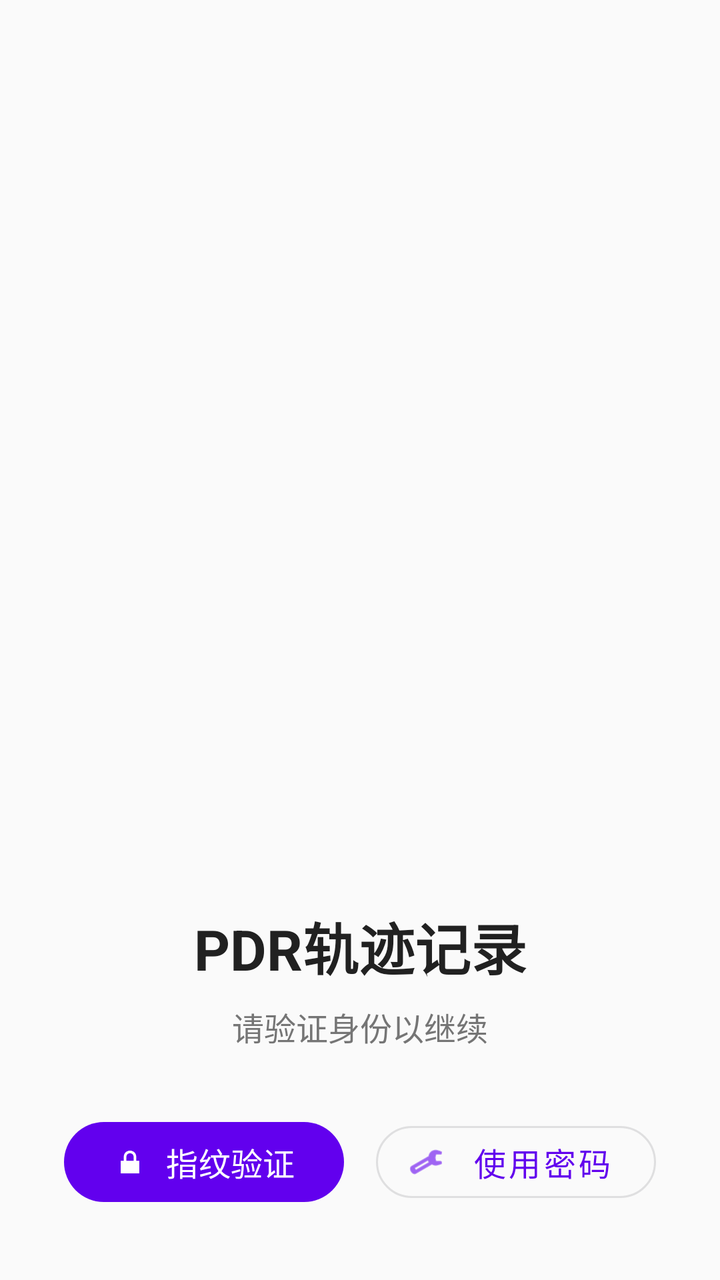
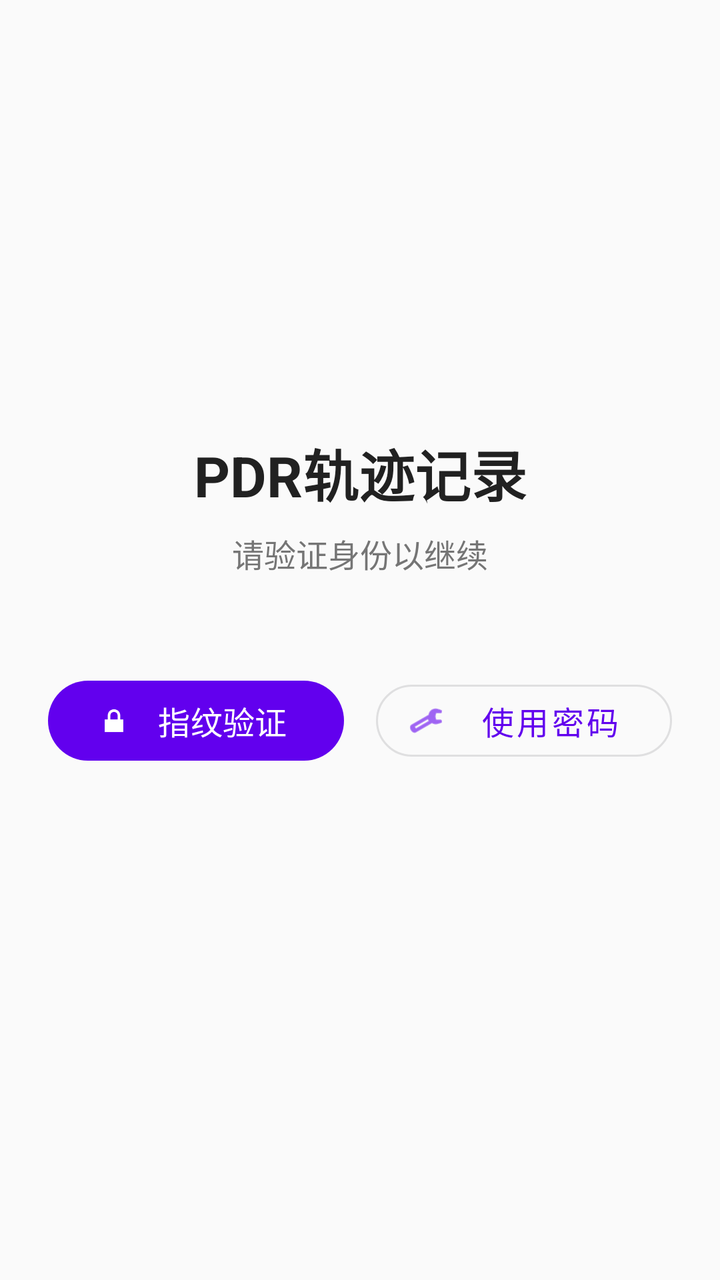

Two renders of the same Android screen: before a commit and after it. Below are the layout's source before the change and the commit's diff.
<!-- AndroidManifest.xml: activity theme Theme.PDR -->
<!-- res/layout/activity_lock.xml -->
<?xml version="1.0" encoding="utf-8"?>
<androidx.constraintlayout.widget.ConstraintLayout
    xmlns:android="http://schemas.android.com/apk/res/android"
    xmlns:app="http://schemas.android.com/apk/res-auto"
    android:layout_width="match_parent"
    android:layout_height="match_parent"
    android:background="#FAFAFA">

    
    <ImageView
        android:id="@+id/logoImage"
        android:layout_width="120dp"
        android:layout_height="120dp"
        android:src="@mipmap/ic_launcher"
        android:contentDescription="应用Logo"
        app:layout_constraintTop_toTopOf="parent"
        app:layout_constraintBottom_toTopOf="@+id/titleText"
        app:layout_constraintStart_toStartOf="parent"
        app:layout_constraintEnd_toEndOf="parent"
        app:layout_constraintVertical_chainStyle="packed" />

    
    <TextView
        android:id="@+id/titleText"
        android:layout_width="wrap_content"
        android:layout_height="wrap_content"
        android:layout_marginTop="16dp"
        android:text="@string/app_name"
        android:textColor="#212121"
        android:textSize="28sp"
        android:textStyle="bold"
        app:layout_constraintTop_toBottomOf="@+id/logoImage"
        app:layout_constraintBottom_toTopOf="@+id/subtitleText"
        app:layout_constraintStart_toStartOf="parent"
        app:layout_constraintEnd_toEndOf="parent" />

    
    <TextView
        android:id="@+id/subtitleText"
        android:layout_width="wrap_content"
        android:layout_height="wrap_content"
        android:layout_marginTop="8dp"
        android:text="请验证身份以继续"
        android:textColor="#757575"
        android:textSize="16sp"
        app:layout_constraintTop_toBottomOf="@+id/titleText"
        app:layout_constraintBottom_toTopOf="@+id/authButton"
        app:layout_constraintStart_toStartOf="parent"
        app:layout_constraintEnd_toEndOf="parent" />

    
    <com.google.android.material.button.MaterialButton
        android:id="@+id/authButton"
        android:layout_width="0dp"
        android:layout_height="wrap_content"
        android:layout_marginTop="32dp"
        android:layout_marginStart="32dp"
        android:layout_marginEnd="8dp"
        android:text="指纹验证"
        android:textSize="16sp"
        app:icon="@android:drawable/ic_lock_lock"
        app:iconPadding="8dp"
        app:cornerRadius="24dp"
        app:layout_constraintTop_toBottomOf="@+id/subtitleText"
        app:layout_constraintStart_toStartOf="parent"
        app:layout_constraintEnd_toStartOf="@+id/credentialButton" />

    
    <com.google.android.material.button.MaterialButton
        android:id="@+id/credentialButton"
        android:layout_width="0dp"
        android:layout_height="wrap_content"
        android:layout_marginTop="32dp"
        android:layout_marginStart="8dp"
        android:layout_marginEnd="32dp"
        android:text="使用密码"
        android:textSize="16sp"
        app:icon="@android:drawable/ic_menu_manage"
        app:iconPadding="8dp"
        app:cornerRadius="24dp"
        style="@style/Widget.MaterialComponents.Button.OutlinedButton"
        app:layout_constraintTop_toBottomOf="@+id/subtitleText"
        app:layout_constraintStart_toEndOf="@+id/authButton"
        app:layout_constraintEnd_toEndOf="parent" />

    
    <TextView
        android:id="@+id/statusText"
        android:layout_width="wrap_content"
        android:layout_height="wrap_content"
        android:layout_marginTop="16dp"
        android:text=""
        android:textColor="#F44336"
        android:textSize="14sp"
        android:visibility="invisible"
        app:layout_constraintTop_toBottomOf="@+id/authButton"
        app:layout_constraintBottom_toBottomOf="parent"
        app:layout_constraintStart_toStartOf="parent"
        app:layout_constraintEnd_toEndOf="parent" />

</androidx.constraintlayout.widget.ConstraintLayout>
<!-- resources referenced by this layout -->
<resources>
  <!-- mipmap ic_launcher (mipmap-anydpi-v26) -->
  <?xml version="1.0" encoding="utf-8"?>
  <adaptive-icon xmlns:android="http://schemas.android.com/apk/res/android">
      <background android:drawable="@drawable/ic_launcher_background"/>
      <foreground android:drawable="@drawable/ic_launcher_foreground"/>
  </adaptive-icon>
  <string name="app_name">PDR轨迹记录</string>
  <style name="Theme.PDR" parent="Base.Theme.PDR" />
  <!-- drawable ic_launcher_background (drawable) -->
  <?xml version="1.0" encoding="utf-8"?>
  <vector xmlns:android="http://schemas.android.com/apk/res/android"
      android:width="108dp"
      android:height="108dp"
      android:viewportWidth="108"
      android:viewportHeight="108">
      <path
          android:fillColor="#3DDC84"
          android:pathData="M0,0h108v108h-108z" />
  </vector>
  <!-- drawable ic_launcher_foreground (drawable) -->
  <?xml version="1.0" encoding="utf-8"?>
  <vector xmlns:android="http://schemas.android.com/apk/res/android"
      android:width="108dp"
      android:height="108dp"
      android:viewportWidth="108"
      android:viewportHeight="108">
      <group android:scaleX="0.92"
          android:scaleY="0.92"
          android:translateX="4.5"
          android:translateY="4.5">
          <path
              android:fillColor="#FFFFFF"
              android:pathData="M54,54m-40,0a40,40 0,1 1,80 0a40,40 0,1 1,-80 0" />
      </group>
  </vector>
  <style name="Base.Theme.PDR" parent="Theme.Material3.DayNight.NoActionBar">
          
          <item name="colorPrimary">@color/purple_500</item>
          <item name="colorPrimaryVariant">@color/purple_700</item>
          <item name="colorOnPrimary">@color/white</item>
          
          <item name="colorSecondary">@color/teal_200</item>
          <item name="colorSecondaryVariant">@color/teal_700</item>
          <item name="colorOnSecondary">@color/black</item>
      </style>
  <color name="purple_500">#FF6200EE</color>
  <color name="purple_700">#FF3700B3</color>
  <color name="white">#FFFFFFFF</color>
  <color name="teal_200">#FF03DAC5</color>
  <color name="teal_700">#FF018786</color>
  <color name="black">#FF000000</color>
</resources>

<!-- the commit's change to res/layout/activity_lock.xml (unified diff, before → after) -->
@@ -11,13 +11,12 @@
         android:id="@+id/logoImage"
         android:layout_width="120dp"
         android:layout_height="120dp"
+        android:layout_marginTop="80dp"
         android:src="@mipmap/ic_launcher"
         android:contentDescription="应用Logo"
         app:layout_constraintTop_toTopOf="parent"
-        app:layout_constraintBottom_toTopOf="@+id/titleText"
         app:layout_constraintStart_toStartOf="parent"
-        app:layout_constraintEnd_toEndOf="parent"
-        app:layout_constraintVertical_chainStyle="packed" />
+        app:layout_constraintEnd_toEndOf="parent" />
 
     
     <TextView
@@ -30,7 +29,6 @@
         android:textSize="28sp"
         android:textStyle="bold"
         app:layout_constraintTop_toBottomOf="@+id/logoImage"
-        app:layout_constraintBottom_toTopOf="@+id/subtitleText"
         app:layout_constraintStart_toStartOf="parent"
         app:layout_constraintEnd_toEndOf="parent" />
 
@@ -44,7 +42,6 @@
         android:textColor="#757575"
         android:textSize="16sp"
         app:layout_constraintTop_toBottomOf="@+id/titleText"
-        app:layout_constraintBottom_toTopOf="@+id/authButton"
         app:layout_constraintStart_toStartOf="parent"
         app:layout_constraintEnd_toEndOf="parent" />
 
@@ -53,8 +50,8 @@
         android:id="@+id/authButton"
         android:layout_width="0dp"
         android:layout_height="wrap_content"
-        android:layout_marginTop="32dp"
-        android:layout_marginStart="32dp"
+        android:layout_marginTop="48dp"
+        android:layout_marginStart="24dp"
         android:layout_marginEnd="8dp"
         android:text="指纹验证"
         android:textSize="16sp"
@@ -70,9 +67,9 @@
         android:id="@+id/credentialButton"
         android:layout_width="0dp"
         android:layout_height="wrap_content"
-        android:layout_marginTop="32dp"
+        android:layout_marginTop="48dp"
         android:layout_marginStart="8dp"
-        android:layout_marginEnd="32dp"
+        android:layout_marginEnd="24dp"
         android:text="使用密码"
         android:textSize="16sp"
         app:icon="@android:drawable/ic_menu_manage"
@@ -88,13 +85,12 @@
         android:id="@+id/statusText"
         android:layout_width="wrap_content"
         android:layout_height="wrap_content"
-        android:layout_marginTop="16dp"
+        android:layout_marginTop="24dp"
         android:text=""
         android:textColor="#F44336"
         android:textSize="14sp"
         android:visibility="invisible"
         app:layout_constraintTop_toBottomOf="@+id/authButton"
-        app:layout_constraintBottom_toBottomOf="parent"
         app:layout_constraintStart_toStartOf="parent"
         app:layout_constraintEnd_toEndOf="parent" />
 
